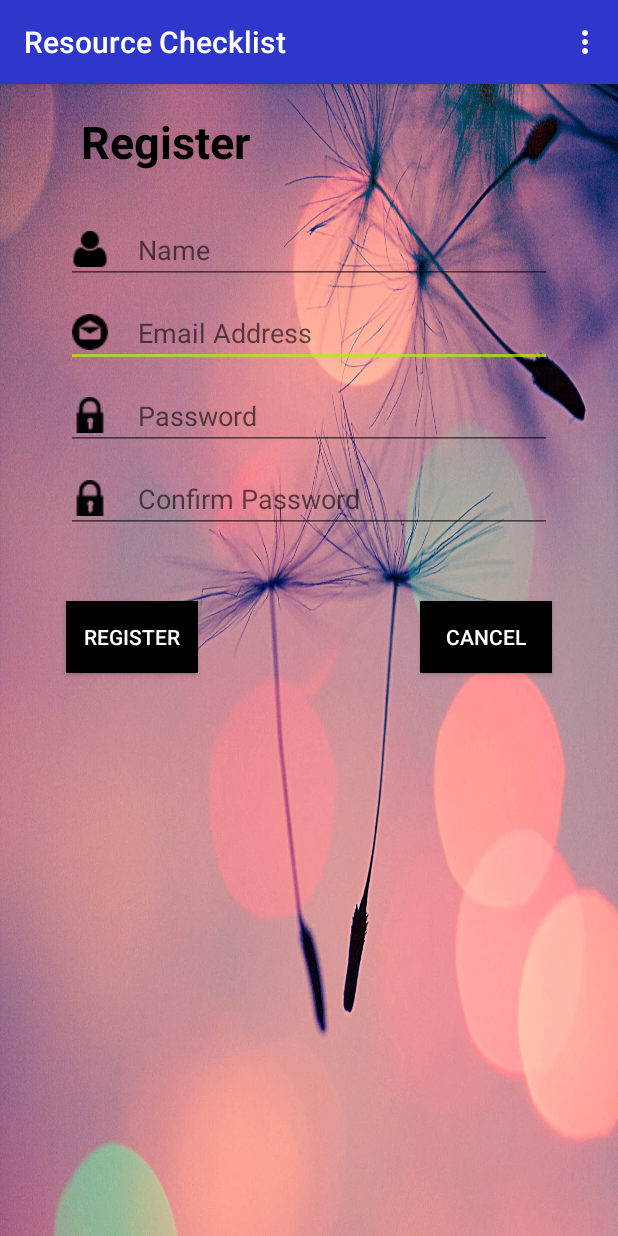
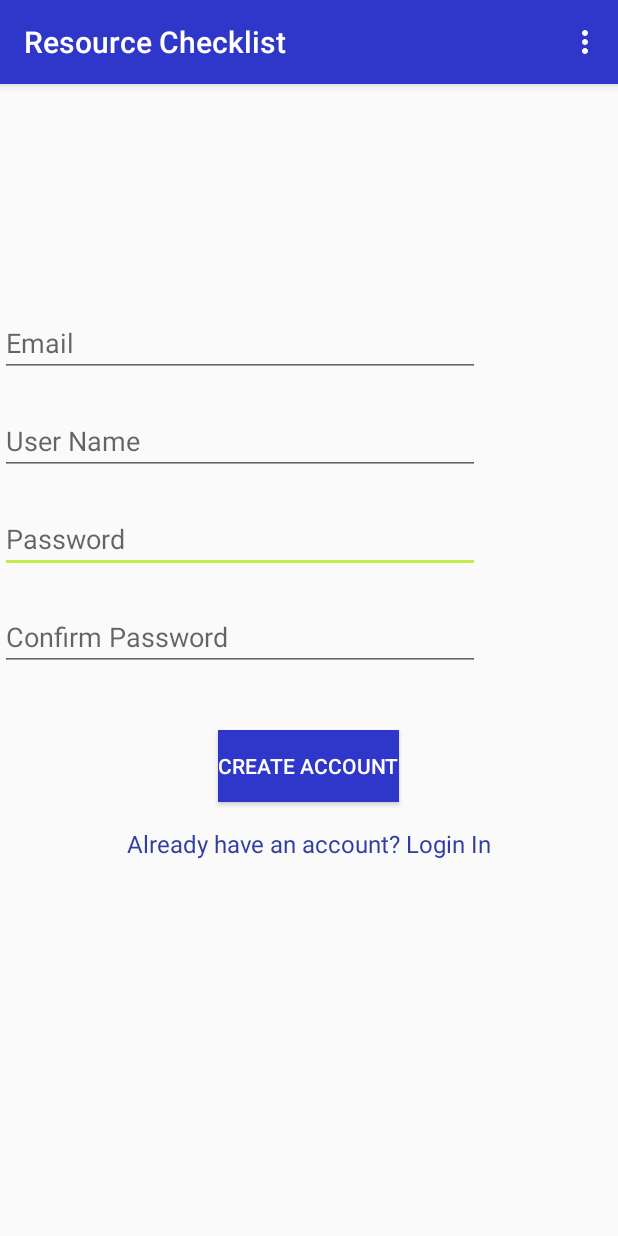
Before and after one commit to SwathiJasthi/ASE_PROJECT, an Android app: the RegisterActivity screen opened directly, with no data from a screen before it, on a phone screen of 412 x 824 dp. Run offline under Robolectric (Android 15) with nearby library versions, the phone set to English and light mode, and no system bars.

Commit message:
increment2

```diff
--- a/Increment2/Source/ResourceChecklist/app/src/main/res/layout/activity_login.xml
+++ b/Increment2/Source/ResourceChecklist/app/src/main/res/layout/activity_login.xml
@@ -5,7 +5,7 @@
     android:layout_width="match_parent"
     android:layout_height="match_parent"
     android:fitsSystemWindows="true"
-    android:background="@mipmap/login_bck"
+    android:background="@mipmap/back1"
     android:layout_gravity="center"
     tools:context="tutorial.cs5551.com.homeapp.LoginActivity">
 
@@ -18,6 +18,7 @@
             android:id="@+id/toolbar"
             android:layout_width="match_parent"
             android:layout_height="?attr/actionBarSize"
+            android:background="@mipmap/header1"
             android:layout_gravity="center"
             app:popupTheme="@style/AppTheme.PopupOverlay" />
 
@@ -26,4 +27,5 @@
     <include layout="@layout/content_login" />
 
 
+
 </android.support.design.widget.CoordinatorLayout>
--- a/Increment2/Source/ResourceChecklist/app/src/main/res/layout/content_register.xml
+++ b/Increment2/Source/ResourceChecklist/app/src/main/res/layout/content_register.xml
@@ -1,99 +1,56 @@
 <?xml version="1.0" encoding="utf-8"?>
 <RelativeLayout xmlns:android="http://schemas.android.com/apk/res/android"
+    xmlns:app="http://schemas.android.com/apk/res-auto"
+    xmlns:tools="http://schemas.android.com/tools"
     android:layout_width="match_parent"
-    android:layout_height="match_parent"
-    android:background="@mipmap/wallpaper1"
-    android:weightSum="1">
-
+    android:layout_height="match_parent">
 
     <EditText
-        android:layout_width="match_parent"
+        android:layout_width="wrap_content"
         android:layout_height="wrap_content"
-        android:id="@+id/txt_email"
-        android:layout_marginTop="10dp"
-        android:layout_marginRight="44dp"
-        android:layout_below="@+id/editText2"
-        android:layout_alignLeft="@+id/editText2"
-        android:layout_alignStart="@+id/editText2"
-        android:hint="Email Address"
-        android:drawableLeft="@mipmap/email"
-        android:drawablePadding="20dp"
-        android:inputType="text"
-        android:fontFamily="sans-serif"
-        android:textColor="?attr/actionMenuTextColor" />
+        android:inputType="textPassword"
+        android:ems="15"
+        android:id="@+id/txt_Pwd"
+        android:hint="Password"
+        android:layout_below="@+id/UserName"
+        android:layout_alignLeft="@+id/UserName"
+        android:layout_alignStart="@+id/UserName"
+        android:layout_marginTop="20dp" />
 
     <EditText
-        android:layout_width="match_parent"
+        android:layout_width="wrap_content"
         android:layout_height="wrap_content"
-        android:id="@+id/txt_Pwd"
-        android:layout_marginTop="10dp"
-        android:layout_marginRight="44dp"
-        android:layout_below="@+id/txt_email"
-        android:layout_alignLeft="@+id/editText2"
-        android:layout_alignStart="@+id/editText2"
-        android:hint="Password"
-        android:drawableLeft="@mipmap/icon1"
-        android:drawablePadding="20dp"
         android:inputType="textPassword"
-        android:fontFamily="sans-serif"
-        android:textColor="?attr/actionMenuTextColor" />
+        android:ems="15"
+        android:id="@+id/txt_ConfirmPwd"
+        android:hint="Confirm Password"
+        android:layout_below="@+id/txt_Pwd"
+        android:layout_alignLeft="@+id/txt_Pwd"
+        android:layout_alignStart="@+id/txt_Pwd"
+        android:layout_marginTop="20dp" />
 
-    <EditText
-        android:layout_width="match_parent"
+    <TextView
+        android:layout_width="wrap_content"
         android:layout_height="wrap_content"
-        android:id="@+id/txt_ConfirmPwd"
-        android:layout_marginTop="10dp"
-        android:layout_marginRight="44dp"
-        android:layout_below="@+id/txt_Pwd"
-        android:layout_alignLeft="@+id/editText2"
-        android:layout_alignStart="@+id/editText2"
-        android:hint="Confirm Password"
-        android:drawableLeft="@mipmap/icon1"
-        android:drawablePadding="20dp"
-        android:inputType="textPassword"
-        android:fontFamily="sans-serif"
-        android:textColor="?attr/actionMenuTextColor" />
-
-
-    <EditText
-        android:layout_width="match_parent"
-        android:layout_height="wrap_content"
-        android:id="@+id/editText2"
-        android:layout_marginTop="29dp"
-        android:layout_marginLeft="44dp"
-        android:layout_marginRight="44dp"
-        android:hint="Name"
-        android:drawableLeft="@mipmap/user_shape"
-        android:drawablePadding="20dp"
-        android:inputType="text"
-        android:fontFamily="sans-serif"
-        android:textColor="?attr/actionMenuTextColor"
-        android:layout_below="@+id/editText"
+        android:textAppearance="?android:attr/textAppearanceMedium"
+        android:text="Already a member? Login"
+        android:id="@+id/lbl_Error"
+        android:layout_marginTop="38dp"
+        android:visibility="invisible"
+        android:singleLine="false"
+        android:layout_below="@+id/btn_login"
         android:layout_centerHorizontal="true" />
 
-    <Button
-        android:layout_width="wrap_content"
+    <TextView android:id="@+id/link_signup"
+        android:layout_width="fill_parent"
         android:layout_height="wrap_content"
-        android:text="Register"
-        android:id="@+id/button"
-        android:background="#000000"
-        android:textColor="#FFFFFF"
-        android:onClick="newUser"
-        android:layout_marginTop="45dp"
-        android:layout_below="@+id/txt_ConfirmPwd"
-        android:layout_alignStart="@+id/txt_ConfirmPwd" />
-
-    <Button
-        android:layout_width="wrap_content"
-        android:layout_height="wrap_content"
-        android:text="Cancel"
-        android:id="@+id/button1"
-        android:background="#000000"
-        android:textColor="#FFFFFF"
-        android:onClick="onClickButton"
-        android:layout_alignBaseline="@+id/button"
-        android:layout_alignBottom="@+id/button"
-        android:layout_alignEnd="@+id/txt_ConfirmPwd" />
+        android:layout_marginBottom="24dp"
+        android:text="Already have an account? Login In"
+        android:gravity="center"
+        android:layout_alignBottom="@id/lbl_Error"
+        android:textSize="16dip"
+        android:onClick="login"
+        android:textColor="@color/colorPrimaryDark" />
 
     <TextView
         android:layout_width="wrap_content"
@@ -104,24 +61,43 @@
         android:layout_marginTop="38dp"
         android:visibility="invisible"
         android:singleLine="false"
-        android:layout_below="@+id/button1"
+        android:layout_below="@+id/link_signup"
         android:layout_centerHorizontal="true" />
 
     <EditText
         android:layout_width="wrap_content"
         android:layout_height="wrap_content"
-        android:id="@+id/editText"
-        android:text="Register"
-        android:textStyle="bold"
-        android:textSize="30dp"
-        android:background="#00000000"
-        android:layout_marginLeft="10dp"
-        android:fontFamily="sans-serif"
-        android:editable="false"
-        android:textColor="#000000"
-        android:layout_marginTop="18dp"
+        android:inputType="textEmailAddress"
+        android:ems="15"
+        android:id="@+id/txt_email"
+        android:hint="Email"
+        android:layout_marginTop="150dp"
         android:layout_alignParentTop="true"
-        android:layout_alignStart="@+id/editText2" />
+        android:layout_alignParentStart="true" />
 
+    <Button
+        android:layout_width="wrap_content"
+        android:layout_height="wrap_content"
+        android:text="Create Account"
+        android:id="@+id/btn_login"
+        android:layout_marginTop="39dp"
+        android:onClick="newUser"
+        android:background="@color/colorPrimary"
+        android:textColor="@android:color/background_light"
+        android:layout_below="@+id/txt_ConfirmPwd"
+        android:layout_centerHorizontal="true" />
+
+    <EditText
+        android:layout_width="wrap_content"
+        android:layout_height="wrap_content"
+        android:inputType="textPersonName"
+        android:ems="15"
+        android:layout_alignParentStart="true"
+        android:id="@+id/UserName"
+        android:hint="User Name"
+        android:layout_below="@+id/txt_email"
+        android:layout_alignLeft="@+id/txt_email"
+        android:layout_alignStart="@+id/txt_email"
+        android:layout_marginTop="20dp"/>
 
 </RelativeLayout>
```
Also changed, not shown: Increment2/Source/ResourceChecklist/app/src/main/res/layout/activity_main22.xml (+20 -22 lines), Increment2/Source/ResourceChecklist/app/src/main/res/layout/activity_register.xml (added, +21 -0 lines), Increment2/Source/ResourceChecklist/app/src/main/res/layout/activity_translate.xml (+13 -20 lines), Increment2/Source/ResourceChecklist/app/src/main/res/layout/content_login.xml (+20 -37 lines), Increment2/Source/ResourceChecklist/app/src/main/res/layout/content_translate.xml (added, +84 -0 lines).
